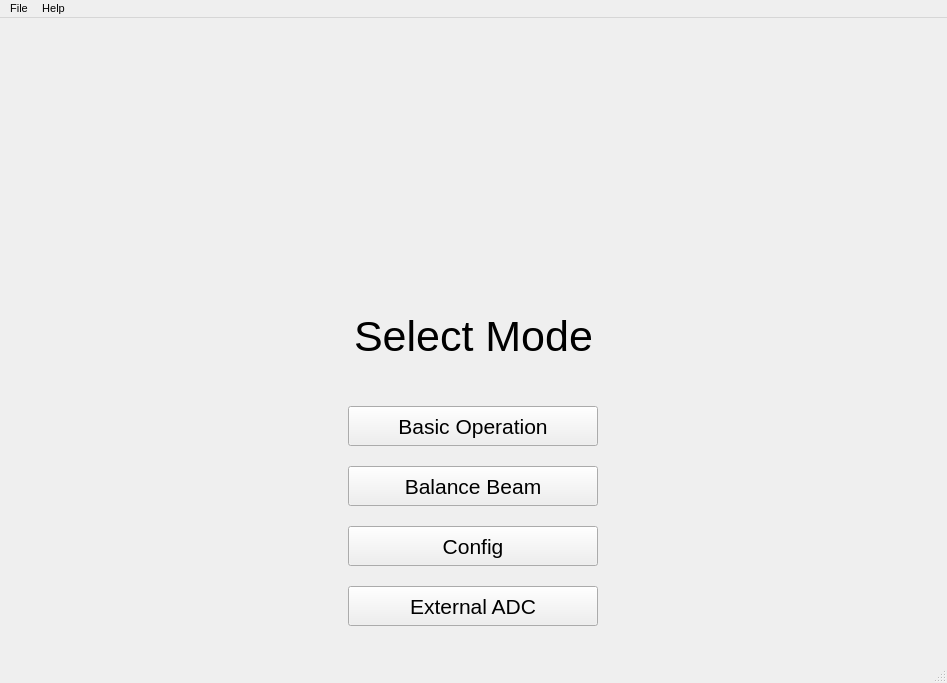
First picture: the form in gui/qtdesigner/main_window.ui, repository wyattduber/CyDAQ, before the edit.
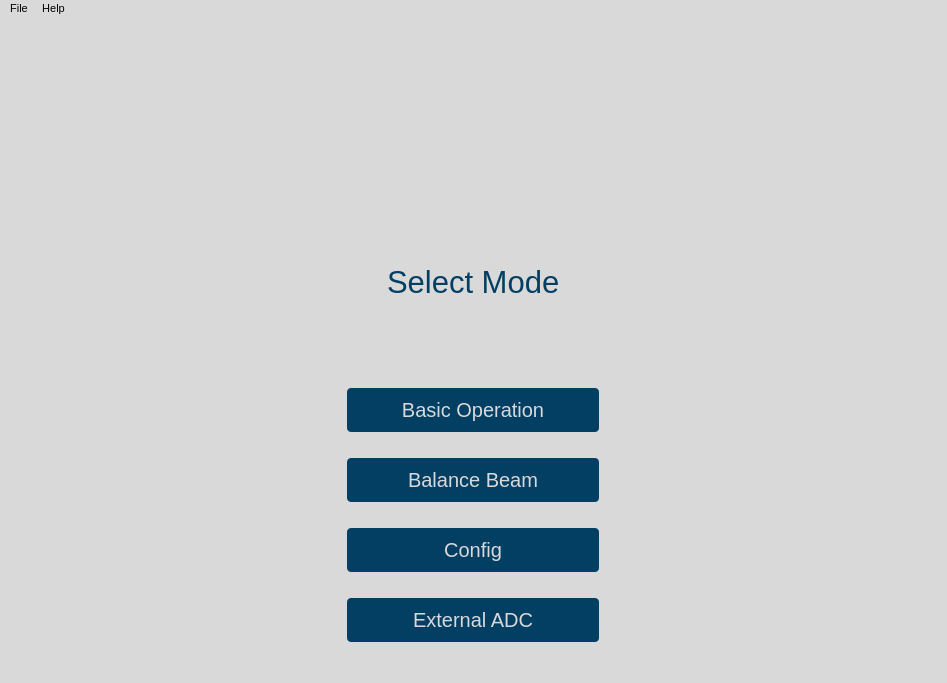
Second picture: the form after the edit. Icons and pictures are not drawn.

Diff of the .ui file:
```diff
--- a/gui/qtdesigner/main_window.ui
+++ b/gui/qtdesigner/main_window.ui
@@ -25,27 +25,63 @@
   <property name="windowTitle">
    <string>MainWindow</string>
   </property>
+  <property name="styleSheet">
+   <string notr="true">background-color: #d9d9d9;</string>
+  </property>
   <widget class="QWidget" name="centralwidget">
+   <property name="styleSheet">
+    <string notr="true">QWidget {
+	font-family: &quot;Segoe UI&quot;;
+	font-size: 20px;
+	color: #033f63;
+}
+
+QPushButton {
+	background-color: #033f63;
+	color: #d9d9d9;
+	border-radius: 4px;
+	padding: 10px 26px;
+	width: 200px;
+	margin: 10px 0;
+}
+
+#select_mode_header {
+	font-size: 31px;
+}</string>
+   </property>
    <layout class="QVBoxLayout" name="verticalLayout">
-    <item alignment="Qt::AlignHCenter">
+    <item alignment="Qt::AlignHCenter|Qt::AlignVCenter">
      <widget class="QLabel" name="logo">
-      <property name="maximumSize">
-       <size>
-        <width>750</width>
-        <height>225</height>
-       </size>
+      <property name="enabled">
+       <bool>true</bool>
       </property>
       <property name="text">
        <string/>
       </property>
+      <property name="textFormat">
+       <enum>Qt::RichText</enum>
+      </property>
       <property name="pixmap">
-       <pixmap>CyDAQ.png</pixmap>
-      </property>
-      <property name="margin">
-       <number>26</number>
+       <pixmap resource="main_window.qrc">:/assets/assets/CyDAQ.png</pixmap>
       </property>
      </widget>
     </item>
+    <item>
+     <spacer name="verticalSpacer">
+      <property name="orientation">
+       <enum>Qt::Vertical</enum>
+      </property>
+      <property name="sizeType">
+       <enum>QSizePolicy::Minimum</enum>
+      </property>
+      <property name="sizeHint" stdset="0">
+       <size>
+        <width>20</width>
+        <height>40</height>
+       </size>
+      </property>
+     </spacer>
+    </item>
     <item alignment="Qt::AlignHCenter">
      <widget class="QLabel" name="select_mode_header">
       <property name="maximumSize">
@@ -57,8 +93,7 @@
       <property name="font">
        <font>
         <family>Segoe UI</family>
-        <pointsize>32</pointsize>
-        <kerning>true</kerning>
+        <pointsize>-1</pointsize>
        </font>
       </property>
       <property name="text">
@@ -75,18 +110,34 @@
       </property>
      </widget>
     </item>
+    <item>
+     <spacer name="verticalSpacer_2">
+      <property name="orientation">
+       <enum>Qt::Vertical</enum>
+      </property>
+      <property name="sizeType">
+       <enum>QSizePolicy::Minimum</enum>
+      </property>
+      <property name="sizeHint" stdset="0">
+       <size>
+        <width>20</width>
+        <height>40</height>
+       </size>
+      </property>
+     </spacer>
+    </item>
     <item alignment="Qt::AlignHCenter">
      <widget class="QPushButton" name="basic_operation_btn">
       <property name="minimumSize">
        <size>
-        <width>250</width>
-        <height>40</height>
+        <width>0</width>
+        <height>0</height>
        </size>
       </property>
       <property name="maximumSize">
        <size>
-        <width>500</width>
-        <height>40</height>
+        <width>16777215</width>
+        <height>16777215</height>
        </size>
       </property>
       <property name="cursor">
@@ -101,14 +152,14 @@
      <widget class="QPushButton" name="balance_beam_btn">
       <property name="minimumSize">
        <size>
-        <width>250</width>
-        <height>40</height>
+        <width>0</width>
+        <height>0</height>
        </size>
       </property>
       <property name="maximumSize">
        <size>
-        <width>500</width>
-        <height>40</height>
+        <width>16777215</width>
+        <height>16777215</height>
        </size>
       </property>
       <property name="text">
@@ -120,14 +171,14 @@
      <widget class="QPushButton" name="config_btn">
       <property name="minimumSize">
        <size>
-        <width>250</width>
-        <height>40</height>
+        <width>0</width>
+        <height>0</height>
        </size>
       </property>
       <property name="maximumSize">
        <size>
-        <width>500</width>
-        <height>40</height>
+        <width>16777215</width>
+        <height>16777215</height>
        </size>
       </property>
       <property name="text">
@@ -139,14 +190,14 @@
      <widget class="QPushButton" name="external_adc_btn">
       <property name="minimumSize">
        <size>
-        <width>250</width>
-        <height>40</height>
+        <width>0</width>
+        <height>0</height>
        </size>
       </property>
       <property name="maximumSize">
        <size>
-        <width>500</width>
-        <height>40</height>
+        <width>16777215</width>
+        <height>16777215</height>
        </size>
       </property>
       <property name="text">
```
Left out of the diff: 4 changed lines with no effect on the pictures.
